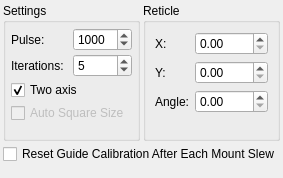
This is kstars/ekos/guide/opscalibration.ui in KDE/kstars as Qt 5 draws it before an edit. The edited form follows.
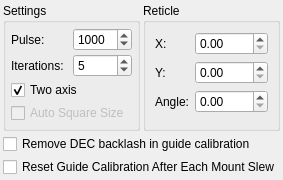
This is the edited form.

```diff
--- a/kstars/ekos/guide/opscalibration.ui
+++ b/kstars/ekos/guide/opscalibration.ui
@@ -188,6 +188,19 @@
      </item>
     </layout>
    </item>
+   <item>
+    <widget class="QCheckBox" name="kcfg_GuideCalibrationBacklash">
+     <property name="toolTip">
+      <string>&lt;html&gt;&lt;head/&gt;&lt;body&gt;&lt;p&gt;Remove DEC backlash when calibrating guider.&lt;/p&gt;&lt;/body&gt;&lt;/html&gt;</string>
+     </property>
+     <property name="statusTip">
+      <string/>
+     </property>
+     <property name="text">
+      <string>Remove DEC backlash in guide calibration</string>
+     </property>
+    </widget>
+   </item>
    <item>
     <widget class="QCheckBox" name="kcfg_ResetGuideCalibration">
      <property name="toolTip">
```
